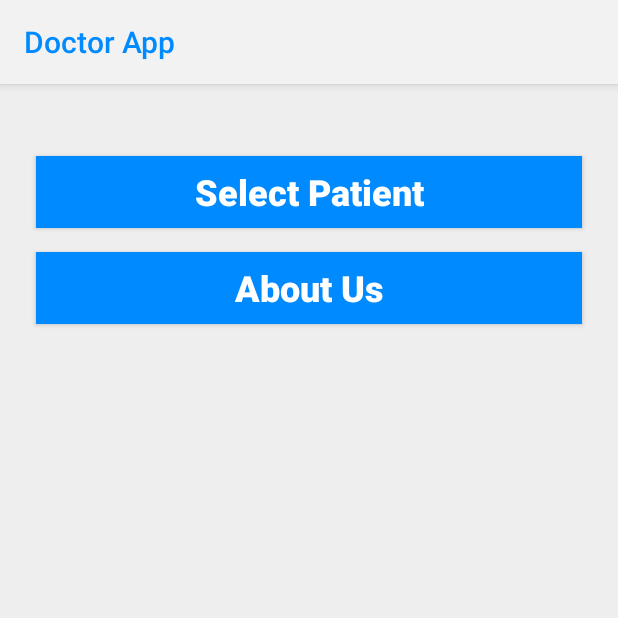
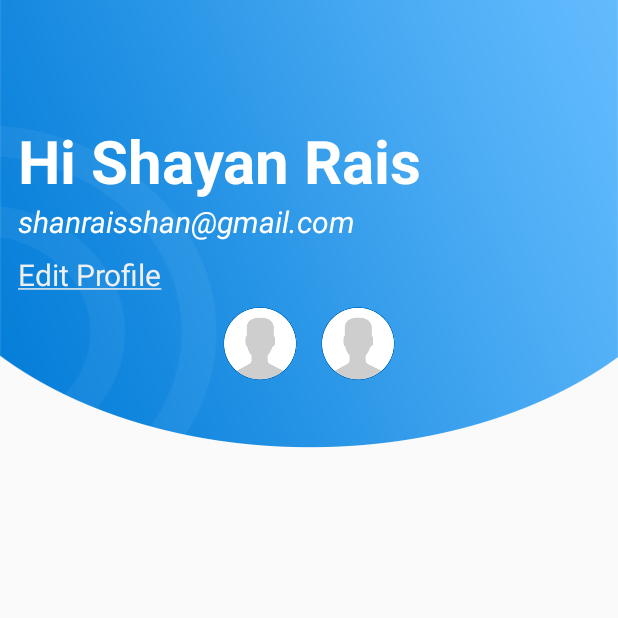
Before and after one commit to testacnt145/waterphobiavrdr, an Android app: the screen it shows after launch (MainActivity), on a phone screen of 412 x 824 dp, the top half of it. Run offline under Robolectric (Android 15) with nearby library versions, the phone set to English and light mode, and no system bars; our stand-ins replace Dagger/Hilt's generated code, Firebase (no records; nobody signed in at launch, a user with empty details on screens opened directly), Timber, data binding.

Commit message:
[1.0][1000] 7/may/19 - home ui

```diff
--- a/app/src/main/java/com/waterphobiadr/ui/feature/main/MainActivity.java
+++ b/app/src/main/java/com/waterphobiadr/ui/feature/main/MainActivity.java
@@ -39,10 +39,6 @@ public class MainActivity extends BaseActivity implements MainContract.View {
     //______________________________________________________________________________________________ CREATE
     @Override
     public void setupToolbar() {
-        setSupportActionBar(binding.toolbar);
-        ActionBar actionBar = getSupportActionBar();
-        //if (actionBar != null)
-        //    actionBar.setDisplayHomeAsUpEnabled(true);
     }
 
     @Override
--- a/app/src/main/res/layout/activity_main.xml
+++ b/app/src/main/res/layout/activity_main.xml
@@ -1,56 +1,112 @@
 <?xml version="1.0" encoding="utf-8"?>
-<layout xmlns:android="http://schemas.android.com/apk/res/android"
-    xmlns:tools="http://schemas.android.com/tools">
-    <LinearLayout
+<layout xmlns:android="http://schemas.android.com/apk/res/android">
+    <RelativeLayout
         android:layout_width="match_parent"
-        android:layout_height="match_parent"
-        android:orientation="vertical"
-        android:background="@android:color/white"
-        tools:context=".ui.feature.about.AboutActivity">
-        <android.support.design.widget.AppBarLayout
+        android:layout_height="match_parent">
+        <ImageView
             android:layout_width="match_parent"
-            android:layout_height="wrap_content">
-            <android.support.v7.widget.Toolbar
-                android:id="@id/toolbar"
-                android:layout_width="match_parent"
-                android:layout_height="wrap_content"
-                android:background="@color/colorPrimary" />
-        </android.support.design.widget.AppBarLayout>
+            android:layout_height="wrap_content"
+            android:scaleType="fitXY"
+            android:contentDescription="@string/content_description"
+            android:src="@drawable/bg"/>
         <LinearLayout
             android:layout_width="match_parent"
             android:layout_height="match_parent"
-            android:paddingTop="40dp"
-            android:background="@color/activity_background"
             android:orientation="vertical">
-            <Button
-                android:id="@id/patient"
+
+            <LinearLayout
                 android:layout_width="match_parent"
                 android:layout_height="wrap_content"
-                android:layout_marginStart="24dp"
-                android:layout_marginEnd="24dp"
-                android:layout_marginTop="8dp"
-                android:layout_marginBottom="8dp"
-                android:textSize="24sp"
-                android:textStyle="bold"
-                android:textAllCaps="false"
-                android:textColor="@android:color/white"
-                android:background="@color/colorAccent"
-                android:text="@string/select_patient"/>
-            <Button
-                android:id="@id/settings"
+                android:layout_marginTop="80dp"
+                android:layout_marginStart="12dp"
+                android:layout_marginEnd="12dp"
+                android:orientation="vertical">
+                <TextView
+                    android:layout_width="wrap_content"
+                    android:layout_height="wrap_content"
+                    android:textSize="40sp"
+                    android:textStyle="bold"
+                    android:maxLines="1"
+                    android:ellipsize="end"
+                    android:textColor="@color/white"
+                    android:text="Hi Shayan Rais "/>
+                <TextView
+                    android:layout_width="wrap_content"
+                    android:layout_height="wrap_content"
+                    android:textSize="20sp"
+                    android:textStyle="italic"
+                    android:maxLines="1"
+                    android:ellipsize="end"
+                    android:textColor="@color/white"
+                    android:text="shanraisshan@gmail.com"/>
+                <TextView
+                    android:layout_width="wrap_content"
+                    android:layout_height="wrap_content"
+                    android:textSize="20sp"
+                    android:layout_marginTop="8dp"
+                    android:maxLines="1"
+                    android:ellipsize="end"
+                    android:textColor="@color/light_gray"
+                    android:text="@string/edit_profile"/>
+            </LinearLayout>
+            <LinearLayout
                 android:layout_width="match_parent"
                 android:layout_height="wrap_content"
-                android:layout_marginStart="24dp"
-                android:layout_marginEnd="24dp"
-                android:layout_marginTop="8dp"
-                android:layout_marginBottom="8dp"
-                android:textSize="24sp"
-                android:textStyle="bold"
-                android:textAllCaps="false"
-                android:textColor="@android:color/white"
-                android:background="@color/colorAccent"
-                android:text="@string/about"/>
+                android:gravity="center"
+                android:orientation="horizontal">
+                <ImageView
+                    android:id="@id/patient"
+                    android:layout_width="wrap_content"
+                    android:layout_height="wrap_content"
+                    android:layout_margin="8dp"
+                    android:contentDescription="@string/content_description"
+                    android:src="@drawable/profile_placeholder"/>
+                <ImageView
+                    android:id="@id/settings"
+                    android:layout_width="wrap_content"
+                    android:layout_height="wrap_content"
+                    android:layout_margin="8dp"
+                    android:contentDescription="@string/content_description"
+                    android:src="@drawable/profile_placeholder"/>
+
+            </LinearLayout>
         </LinearLayout>
 
-    </LinearLayout>
+        <!--<LinearLayout-->
+            <!--android:layout_width="match_parent"-->
+            <!--android:layout_height="match_parent"-->
+            <!--android:paddingTop="40dp"-->
+            <!--android:background="@color/activity_background"-->
+            <!--android:orientation="vertical">-->
+            <!--<Button-->
+                <!--android:id="@id/patient"-->
+                <!--android:layout_width="match_parent"-->
+                <!--android:layout_height="wrap_content"-->
+                <!--android:layout_marginStart="24dp"-->
+                <!--android:layout_marginEnd="24dp"-->
+                <!--android:layout_marginTop="8dp"-->
+                <!--android:layout_marginBottom="8dp"-->
+                <!--android:textSize="24sp"-->
+                <!--android:textStyle="bold"-->
+                <!--android:textAllCaps="false"-->
+                <!--android:textColor="@android:color/white"-->
+                <!--android:background="@color/colorAccent"-->
+                <!--android:text="@string/select_patient"/>-->
+            <!--<Button-->
+                <!--android:id="@id/settings"-->
+                <!--android:layout_width="match_parent"-->
+                <!--android:layout_height="wrap_content"-->
+                <!--android:layout_marginStart="24dp"-->
+                <!--android:layout_marginEnd="24dp"-->
+                <!--android:layout_marginTop="8dp"-->
+                <!--android:layout_marginBottom="8dp"-->
+                <!--android:textSize="24sp"-->
+                <!--android:textStyle="bold"-->
+                <!--android:textAllCaps="false"-->
+                <!--android:textColor="@android:color/white"-->
+                <!--android:background="@color/colorAccent"-->
+                <!--android:text="@string/about"/>-->
+        <!--</LinearLayout>-->
+
+    </RelativeLayout>
 </layout>
--- a/app/src/main/res/values/colors.xml
+++ b/app/src/main/res/values/colors.xml
@@ -7,6 +7,13 @@
     <color name="textColorPrimary">@color/appLogo</color>
     <color name="appLogo">#ff008aff</color>
 
+    <!-- generic -->
+    <color name="white">#fff</color>
+    <color name="black">#000</color>
+    <color name="darker_gray">#363636</color>
+    <color name="light_gray">#efefef</color>
+    <color name="orange">#fff58220</color>
+
     <color name="activity_background">#ffeeeeee</color>
 
     <color name="overlay">#26eeeeee</color>
--- a/app/src/main/res/values/strings.xml
+++ b/app/src/main/res/values/strings.xml
@@ -13,4 +13,6 @@
     <string name="menu_email">Email</string>
     <string name="no_contacts">No contact details found</string>
     <string name="no_emails">No email details found</string>
+
+    <string name="edit_profile"><u>Edit Profile</u></string>
 </resources>
```
Also changed, not shown: app/src/main/res/drawable-xxhdpi/bg.png (added), 2 other files.
